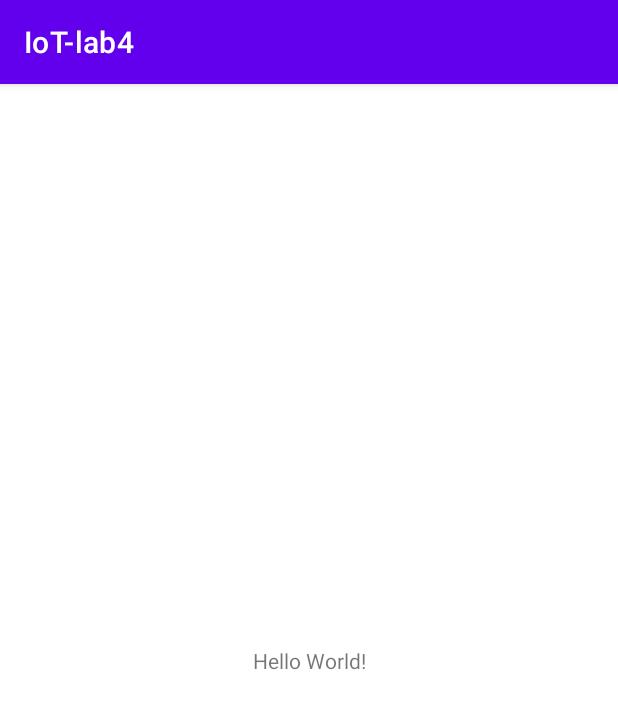
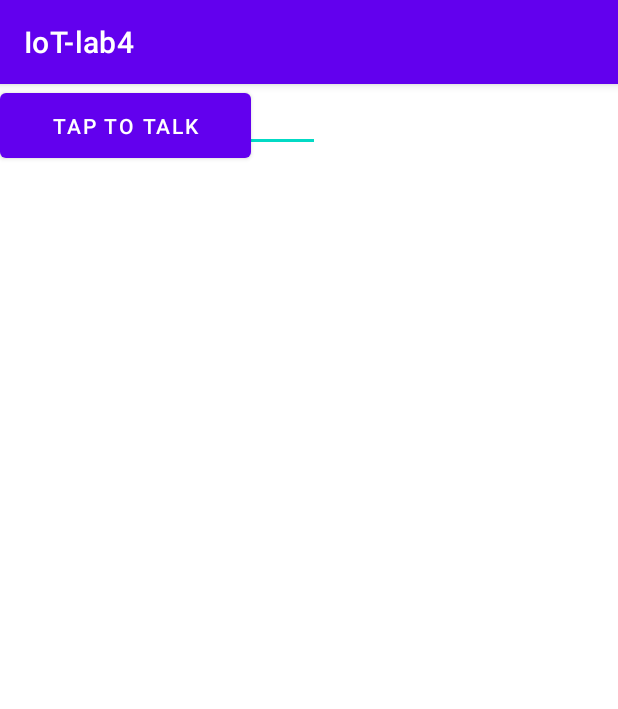
Before and after one commit to iot-team-fcw/iot-lab-4, an Android app: the screen it shows after launch (MainActivity), on a phone screen of 412 x 824 dp. Shown: the top 709 px of the screen. Run offline under Robolectric (Android 15) with nearby library versions, the phone set to English and light mode, and no system bars.

Commit message:
update MainActivity files

```diff
--- a/app/src/main/java/com/example/iot_lab4/MainActivity.java
+++ b/app/src/main/java/com/example/iot_lab4/MainActivity.java
@@ -1,14 +1,51 @@
 package com.example.iot_lab4;
 
+import androidx.annotation.Nullable;
 import androidx.appcompat.app.AppCompatActivity;
 
+import android.content.Intent;
 import android.os.Bundle;
+import android.speech.RecognizerIntent;
+import android.view.View;
+import android.widget.Button;
+import android.widget.EditText;
+import android.widget.ImageView;
+
+import java.util.ArrayList;
 
 public class MainActivity extends AppCompatActivity {
+
+    Button speechButton;
+    EditText speechText;
+
+    private static final int RECOGNIZER_RESULT = 1;
 
     @Override
     protected void onCreate(Bundle savedInstanceState) {
         super.onCreate(savedInstanceState);
         setContentView(R.layout.activity_main);
+
+        speechButton = findViewById(R.id.speechButton);
+        speechText = findViewById(R.id.speechText);
+
+        speechButton.setOnClickListener(new View.OnClickListener() {
+            @Override
+            public void onClick(View view) {
+                Intent speechIntent = new Intent(RecognizerIntent.ACTION_RECOGNIZE_SPEECH);
+                speechIntent.putExtra(RecognizerIntent.EXTRA_LANGUAGE_MODEL, RecognizerIntent.LANGUAGE_MODEL_FREE_FORM);
+                speechIntent.putExtra(RecognizerIntent.EXTRA_PROMPT, "Speech to Text");
+                startActivityForResult(speechIntent, RECOGNIZER_RESULT);
+            }
+        });
+    }
+
+    @Override
+    protected void onActivityResult(int requestCode, int resultCode, @Nullable Intent data) {
+        if (resultCode == RECOGNIZER_RESULT && resultCode == RESULT_OK) {
+            ArrayList<String> matches = data.getStringArrayListExtra(RecognizerIntent.EXTRA_RESULTS);
+            speechText.setText(matches.get(0).toString());
+        }
+
+        super.onActivityResult(requestCode, resultCode, data);
     }
 }
--- a/app/src/main/res/layout/activity_main.xml
+++ b/app/src/main/res/layout/activity_main.xml
@@ -6,13 +6,22 @@
     android:layout_height="match_parent"
     tools:context=".MainActivity">
 
-    <TextView
+    <Button
+        android:id="@+id/speechButton"
+        android:layout_width="167dp"
+        android:layout_height="55dp"
+        android:text="Tap to Talk"
+        tools:layout_editor_absoluteX="126dp"
+        tools:layout_editor_absoluteY="449dp" />
+
+    <EditText
+        android:id="@+id/speechText"
         android:layout_width="wrap_content"
         android:layout_height="wrap_content"
-        android:text="Hello World!"
-        app:layout_constraintBottom_toBottomOf="parent"
-        app:layout_constraintLeft_toLeftOf="parent"
-        app:layout_constraintRight_toRightOf="parent"
-        app:layout_constraintTop_toTopOf="parent" />
+        android:ems="10"
+        android:inputType="textPersonName"
+        android:text="Name"
+        tools:layout_editor_absoluteX="100dp"
+        tools:layout_editor_absoluteY="199dp" />
 
 </androidx.constraintlayout.widget.ConstraintLayout>
```
